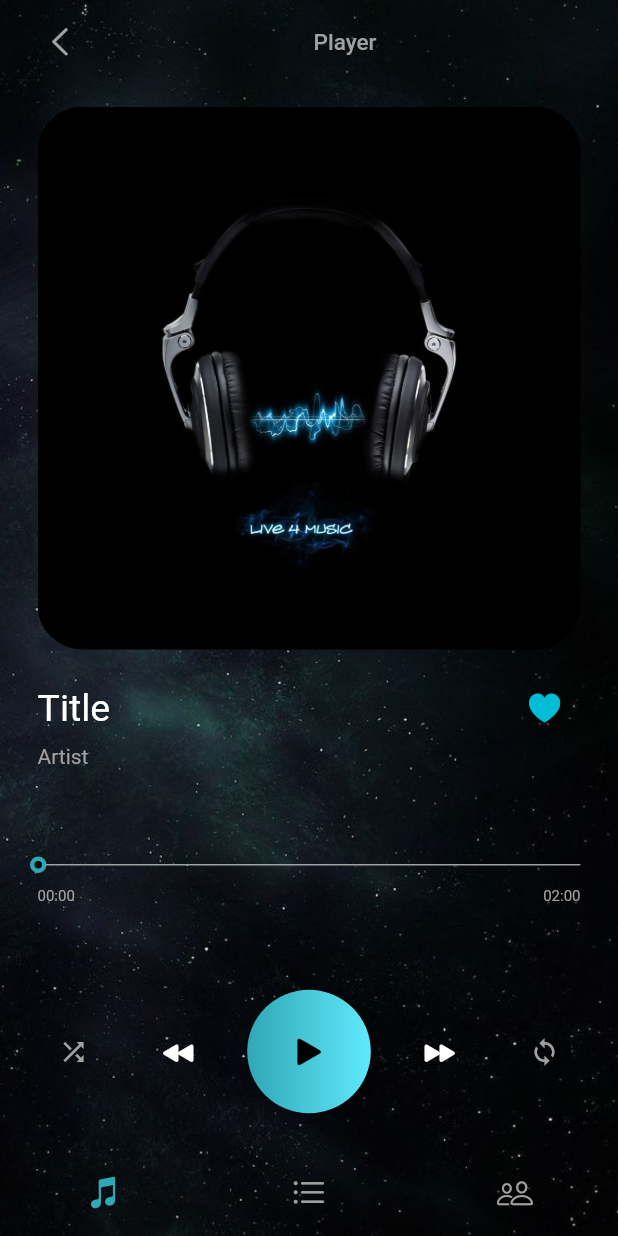
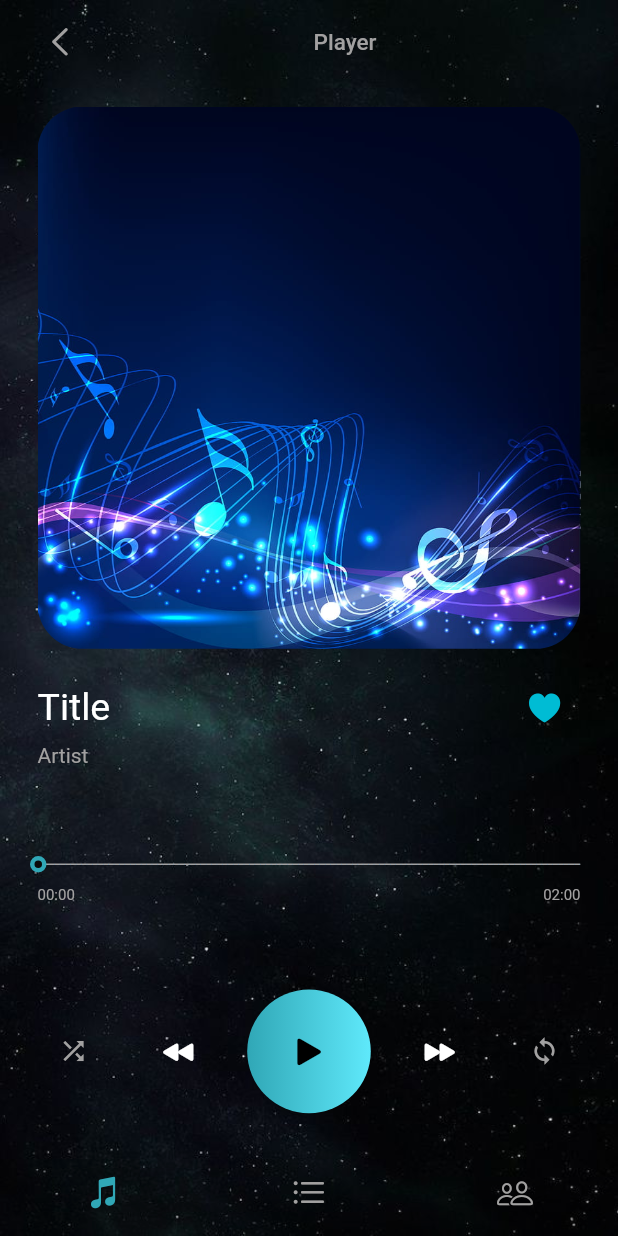
Before and after one commit to Necrometal/media_room, a Flutter app: the screen it shows after launch, after a tap on an icon or button, on a phone screen of 412 x 824 dp. Run offline on Flutter 3.47's test engine with Material 2 defaults, Android fonts, the phone set to English and light mode, and no system bars; our stand-ins replace bloc, equatable, file_picker, flutter_bloc; missing offline and left inert: flutter_media_metadata.

Commit message:
add image player for current played and play pause in playlist item

```diff
--- a/lib/src/models/media.dart
+++ b/lib/src/models/media.dart
@@ -1,5 +1,6 @@
 import 'dart:typed_data';
 import 'package:equatable/equatable.dart';
+import 'package:flutter/painting.dart';
 
 class Media extends Equatable {
   const Media({
@@ -57,3 +58,25 @@ class MediaTmp{
     );
   }
 }
+
+ImageProvider imagePlayer(
+  Media? item,
+  String imagePath
+){
+  if(item != null && item.albumArt != null){
+    return MemoryImage(item.albumArt as Uint8List);
+  }else{
+    return AssetImage(imagePath);
+  }
+}
+
+String artisteName(Media? item){
+  if(item == null) return 'Artist';
+  if(item.artist != null) return item.artist as String;
+  return 'Unknown artist';
+}
+
+String titleName(Media? item){
+  if(item == null) return 'Title';
+  return item.name;
+}
--- a/lib/src/pages/media_player.dart
+++ b/lib/src/pages/media_player.dart
@@ -1,5 +1,3 @@
-import 'dart:typed_data';
-
 import 'package:flutter/cupertino.dart';
 import 'package:flutter/material.dart';
 import 'package:flutter_bloc/flutter_bloc.dart';
@@ -98,7 +96,7 @@ class _MediaPlayerPageState extends State<MediaPlayerPage> {
                       ClipRRect(
                         borderRadius: BorderRadius.circular(30),
                         child: Image(
-                          image: imagePlayer(current),
+                          image: imagePlayer(current, 'lib/src/assets/images/music-2.jpg'),
                         ),
                       ),
                       Container(
@@ -256,22 +254,3 @@ class _MediaPlayerPageState extends State<MediaPlayerPage> {
     );
   }
 }
-
-ImageProvider imagePlayer(Media? item){
-  if(item != null && item.albumArt != null){
-    return MemoryImage(item.albumArt as Uint8List);
-  }else{
-    return const AssetImage('lib/src/assets/images/music.jpg');
-  }
-}
-
-String artisteName(Media? item){
-  if(item == null) return 'Artist';
-  if(item.artist != null) return item.artist as String;
-  return 'Unknown artist';
-}
-
-String titleName(Media? item){
-  if(item == null) return 'Title';
-  return item.name;
-}
--- a/lib/src/pages/media_playlist.dart
+++ b/lib/src/pages/media_playlist.dart
@@ -21,6 +21,7 @@ class _MediaPlaylistPageState extends State<MediaPlaylistPage> {
   late List<Media> listMedia;
   late List<Media> previousList = [];
   late Map<String, dynamic> action;
+  late Media? current;
 
   // void animateItem(
   //   Map<String, dynamic> action,
@@ -46,6 +47,9 @@ class _MediaPlaylistPageState extends State<MediaPlaylistPage> {
 
   @override
   Widget build(BuildContext context) {
+    return BlocBuilder<PlayerBloc, PlayerState>(
+      buildWhen: (prev, state) => prev.runtimeType != state.runtimeType,
+      builder: (context, playerState){
         return BlocBuilder<PlaylistBloc, PlaylistState>(
           buildWhen: (prev, state) => prev.runtimeType != state.runtimeType,
           builder: (context, playlistState) {
@@ -59,6 +63,7 @@ class _MediaPlaylistPageState extends State<MediaPlaylistPage> {
 
             listMedia = context.select((PlaylistBloc bloc) => bloc.state.playlist);
             action = context.select((PlaylistBloc bloc) => bloc.state.action);
+            current = context.select((PlayerBloc bloc) => bloc.state.current);
 
             return PageContainer(
               child: Scaffold(
@@ -67,8 +72,8 @@ class _MediaPlaylistPageState extends State<MediaPlaylistPage> {
                   backgroundColor: const Color.fromARGB(0, 0, 0, 0),
                   shadowColor: const Color.fromARGB(0, 0, 0, 0),
                   elevation: 0,
-              toolbarHeight: 200,
-              flexibleSpace: const AppBarPlaylist(),
+                  toolbarHeight: 250,
+                  flexibleSpace: AppBarPlaylist(item: current),
                 ),
                 body: BodyPageContainer(
                   child: Stack(
@@ -132,12 +137,17 @@ class _MediaPlaylistPageState extends State<MediaPlaylistPage> {
           }
         );
       }
+    );
+  }
 }
 
 class AppBarPlaylist extends StatelessWidget {
   const AppBarPlaylist({
-    Key? key
+    Key? key,
+    this.item
   }) : super(key: key);
+
+  final Media? item;
 
   @override
   Widget build(BuildContext context) {
@@ -146,10 +156,10 @@ class AppBarPlaylist extends StatelessWidget {
         image: DecorationImage(
           fit: BoxFit.cover,
           colorFilter: ColorFilter.mode(
-            Colors.black.withOpacity(0.2),
+            Colors.black.withOpacity(item != null ? 1 : 0.2),
             BlendMode.dstATop
           ),
-          image: const AssetImage('lib/src/assets/images/music-6.jpg'),
+          image: imagePlayer(item, 'lib/src/assets/images/music-6.jpg'),
         )
       ),
       height: (MediaQuery.of(context).size.height),
@@ -172,14 +182,14 @@ class AppBarPlaylist extends StatelessWidget {
               padding: const EdgeInsets.symmetric(horizontal: 25),
               child: Column(
                 crossAxisAlignment: CrossAxisAlignment.center,
-                children: const <Widget>[
+                children: <Widget>[
                   Text(
-                    'Title',
-                    style: TextStyle(color: Colors.white, fontSize: 30)
+                    titleName(item),
+                    style: const TextStyle(color: Colors.white, fontSize: 30)
                   ),
                   Text(
-                    'Artist',
-                    style: TextStyle(color: grey)
+                    artisteName(item),
+                    style: const TextStyle(color: grey)
                   )
                 ]
               ),
--- a/lib/src/widgets/playlist_item.dart
+++ b/lib/src/widgets/playlist_item.dart
@@ -136,8 +136,10 @@ class PlaylistItem extends StatelessWidget {
                             width: 25,
                             child: IconButton(
                               splashRadius: 15,
-                              icon: const Icon(
-                                CupertinoIcons.play,
+                              icon: Icon(
+                                current == item && playerState is PlayerRunInProgress
+                                  ? CupertinoIcons.pause_solid
+                                  : CupertinoIcons.play,
                                 size: 17,
                                 color: Colors.white,
                               ),
```
Lines whose indentation alone changed are shown as unchanged.
